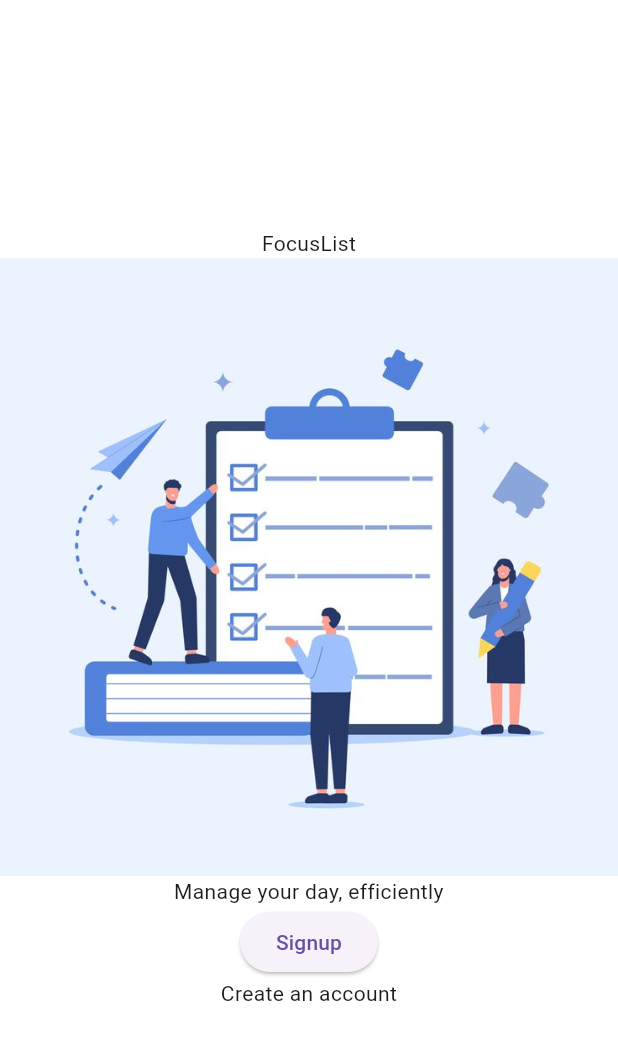
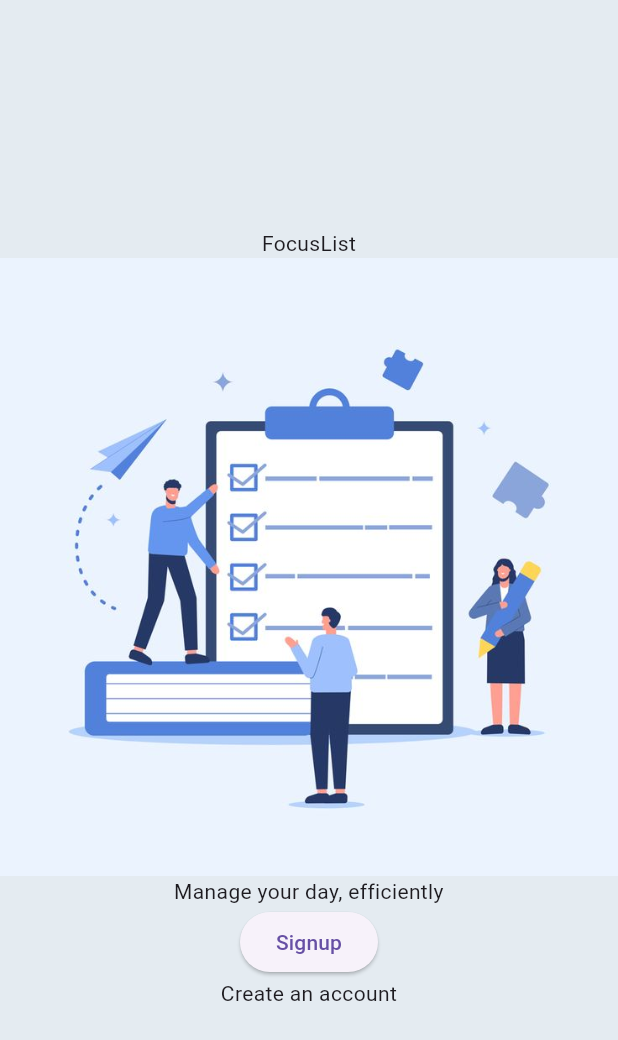
Before and after one commit to swagthehooman/FlutterProjects, a Flutter app: the screen it shows after launch, on a phone screen of 412 x 824 dp. Shown: the top 1040 px of the screen. Run offline on Flutter 3.47's test engine with Material 3 defaults, Android fonts, the phone set to English and light mode, and no system bars; our stand-ins replace avatar_glow, flutter_slidable, google_fonts.

Commit message:
add font and fix widget tree error.

```diff
--- a/focuslist/lib/main.dart
+++ b/focuslist/lib/main.dart
@@ -1,4 +1,5 @@
 import 'package:flutter/material.dart';
+import 'package:focuslist/constants/CustomThemeData.dart';
 import 'package:focuslist/screens/homePage.dart';
 
 void main() {
--- a/focuslist/lib/screens/homePage.dart
+++ b/focuslist/lib/screens/homePage.dart
@@ -1,4 +1,5 @@
 import 'package:flutter/material.dart';
+import 'package:google_fonts/google_fonts.dart';
 
 class HomePage extends StatelessWidget {
   const HomePage({super.key});
@@ -6,14 +7,14 @@ class HomePage extends StatelessWidget {
   @override
   Widget build(BuildContext context) {
     return Scaffold(
-      backgroundColor: const Color(0x00e4ebf1),
-      body: Expanded(
-          child: Column(
-        crossAxisAlignment: CrossAxisAlignment.center,
+      backgroundColor: const Color(0xffe4ebf1),
+      body: Column(
+        // crossAxisAlignment: CrossAxisAlignment.center,
         mainAxisAlignment: MainAxisAlignment.center,
         children: [
-          const Text(
+          Text(
             "FocusList",
+            style: GoogleFonts.averiaSansLibre(),
             textAlign: TextAlign.center,
           ),
           Image.asset('assets/images/LoginPageImage.jpg'),
@@ -33,7 +34,7 @@ class HomePage extends StatelessWidget {
             textAlign: TextAlign.center,
           ),
         ],
-      )),
+      ),
     );
   }
 }
--- a/focuslist/pubspec.yaml
+++ b/focuslist/pubspec.yaml
@@ -34,6 +34,7 @@ dependencies:
   # The following adds the Cupertino Icons font to your application.
   # Use with the CupertinoIcons class for iOS style icons.
   cupertino_icons: ^1.0.8
+  google_fonts: ^6.2.1
 
 dev_dependencies:
   flutter_test:
```
Also changed, not shown: focuslist/lib/constants/CustomThemeData.dart (+5 -5 lines), focuslist/pubspec.lock, 2 other files.
